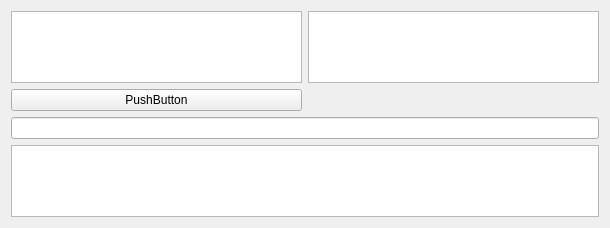
Before: the Qt Designer form clienthack/client.ui in Scotfarel/HACKchat, drawn with Qt 5.
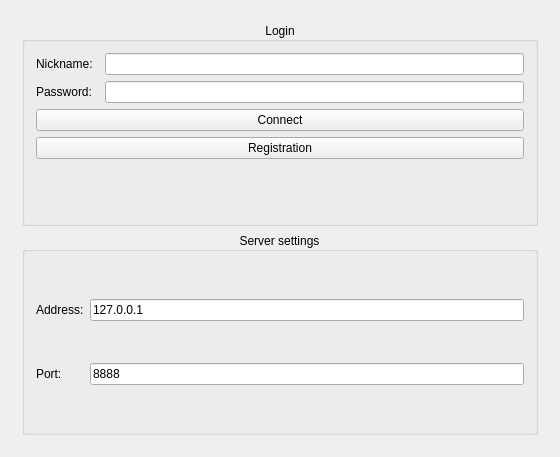
After: the same form once the commit is applied.

The edit to the form file:
```diff
--- a/clienthack/client.ui
+++ b/clienthack/client.ui
@@ -6,41 +6,158 @@
    <rect>
     <x>0</x>
     <y>0</y>
-    <width>610</width>
-    <height>228</height>
+    <width>560</width>
+    <height>457</height>
    </rect>
   </property>
   <property name="windowTitle">
    <string>Client</string>
   </property>
   <widget class="QWidget" name="centralWidget">
-   <layout class="QGridLayout" name="gridLayout_2">
-    <item row="0" column="0">
-     <layout class="QGridLayout" name="gridLayout">
-      <item row="1" column="0">
-       <widget class="QPushButton" name="pushButton">
-        <property name="text">
-         <string>PushButton</string>
-        </property>
-       </widget>
-      </item>
-      <item row="0" column="1">
-       <widget class="QListWidget" name="online"/>
-      </item>
-      <item row="0" column="0">
-       <widget class="QPlainTextEdit" name="feature">
-        <property name="readOnly">
-         <bool>true</bool>
-        </property>
-       </widget>
-      </item>
-     </layout>
-    </item>
-    <item row="2" column="0">
-     <widget class="QPlainTextEdit" name="plainTextEdit"/>
-    </item>
-    <item row="1" column="0">
-     <widget class="QLineEdit" name="lineEdit"/>
+   <layout class="QVBoxLayout" name="verticalLayout">
+    <item>
+     <widget class="QStackedWidget" name="stackedWidget">
+      <property name="layoutDirection">
+       <enum>Qt::LeftToRight</enum>
+      </property>
+      <property name="currentIndex">
+       <number>0</number>
+      </property>
+      <widget class="QWidget" name="page">
+       <layout class="QVBoxLayout" name="verticalLayout_2">
+        <item>
+         <widget class="QGroupBox" name="groupBox">
+          <property name="title">
+           <string>Login</string>
+          </property>
+          <property name="alignment">
+           <set>Qt::AlignCenter</set>
+          </property>
+          <layout class="QGridLayout" name="gridLayout_3">
+           <item row="4" column="0" colspan="3">
+            <widget class="QLabel" name="msg_label">
+             <property name="text">
+              <string/>
+             </property>
+            </widget>
+           </item>
+           <item row="0" column="0">
+            <widget class="QLabel" name="nickname_label">
+             <property name="text">
+              <string>Nickname:</string>
+             </property>
+            </widget>
+           </item>
+           <item row="1" column="0" colspan="2">
+            <widget class="QLabel" name="password_label">
+             <property name="text">
+              <string>Password:</string>
+             </property>
+            </widget>
+           </item>
+           <item row="1" column="2">
+            <widget class="QLineEdit" name="password_line"/>
+           </item>
+           <item row="0" column="2">
+            <widget class="QLineEdit" name="nickname_line"/>
+           </item>
+           <item row="2" column="0" colspan="3">
+            <widget class="QPushButton" name="pushButton_2">
+             <property name="text">
+              <string>Connect</string>
+             </property>
+            </widget>
+           </item>
+           <item row="3" column="0" colspan="3">
+            <widget class="QPushButton" name="pushButton_3">
+             <property name="text">
+              <string>Registration</string>
+             </property>
+            </widget>
+           </item>
+          </layout>
+         </widget>
+        </item>
+        <item>
+         <widget class="QGroupBox" name="groupBox_2">
+          <property name="title">
+           <string>Server settings</string>
+          </property>
+          <property name="alignment">
+           <set>Qt::AlignCenter</set>
+          </property>
+          <layout class="QGridLayout" name="gridLayout">
+           <item row="0" column="0">
+            <widget class="QLabel" name="address_label">
+             <property name="text">
+              <string>Address:</string>
+             </property>
+            </widget>
+           </item>
+           <item row="1" column="0">
+            <widget class="QLabel" name="port_label">
+             <property name="text">
+              <string>Port:</string>
+             </property>
+            </widget>
+           </item>
+           <item row="1" column="1">
+            <widget class="QLineEdit" name="port_line">
+             <property name="text">
+              <string>8888</string>
+             </property>
+            </widget>
+           </item>
+           <item row="0" column="1">
+            <widget class="QLineEdit" name="address_line">
+             <property name="text">
+              <string>127.0.0.1</string>
+             </property>
+            </widget>
+           </item>
+          </layout>
+         </widget>
+        </item>
+       </layout>
+      </widget>
+      <widget class="QWidget" name="page_2">
+       <layout class="QGridLayout" name="gridLayout_2">
+        <item row="4" column="1">
+         <widget class="QLineEdit" name="lineEdit"/>
+        </item>
+        <item row="4" column="2">
+         <widget class="QPushButton" name="pushButton">
+          <property name="text">
+           <string>Send</string>
+          </property>
+         </widget>
+        </item>
+        <item row="3" column="1" colspan="2">
+         <widget class="QPlainTextEdit" name="feature">
+          <property name="readOnly">
+           <bool>true</bool>
+          </property>
+         </widget>
+        </item>
+        <item row="0" column="0" rowspan="6">
+         <widget class="QListWidget" name="online"/>
+        </item>
+        <item row="0" column="1" rowspan="3" colspan="2">
+         <widget class="QPlainTextEdit" name="messages">
+          <property name="sizePolicy">
+           <sizepolicy hsizetype="Expanding" vsizetype="Expanding">
+            <horstretch>0</horstretch>
+            <verstretch>0</verstretch>
+           </sizepolicy>
+          </property>
+          <property name="readOnly">
+           <bool>true</bool>
+          </property>
+         </widget>
+        </item>
+       </layout>
+      </widget>
+     </widget>
     </item>
    </layout>
    <zorder></zorder>
```
Left out of the diff: 13 changed lines with no effect on the pictures.
